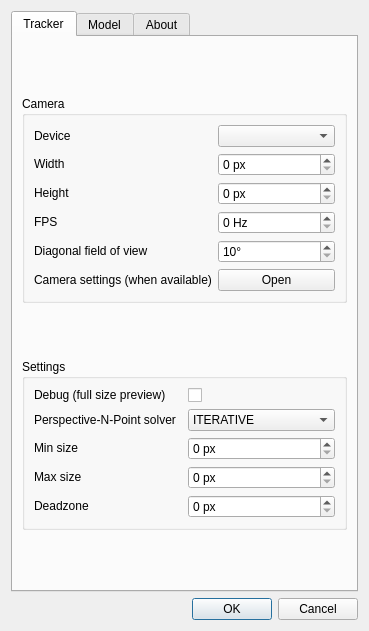
The window that tracker-easy/tracker-easy-settings.ui (opentrack/opentrack) describes before a commit, drawn with Qt 5.
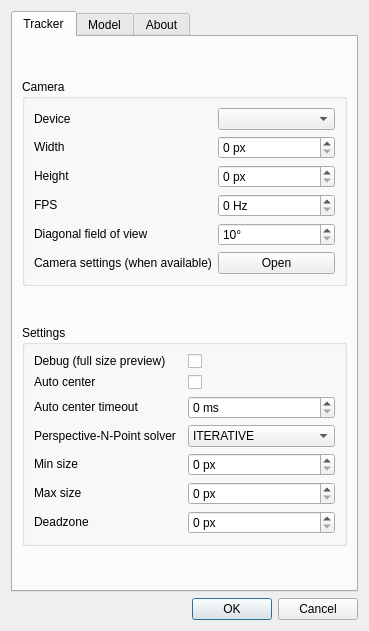
The same window after the commit. The open tabs and pages were chosen to show the change. Icons and pictures are not drawn.

Commit message: Easy Tracker: Auto center configurable from settings.

```diff
--- a/tracker-easy/tracker-easy-settings.ui
+++ b/tracker-easy/tracker-easy-settings.ui
@@ -289,8 +289,21 @@
          <property name="title">
           <string>Settings</string>
          </property>
-         <layout class="QGridLayout" name="gridLayout_7">
-          <item row="2" column="0">
+         <layout class="QGridLayout" name="gridLayout">
+          <item row="1" column="0">
+           <widget class="QLabel" name="label_5">
+            <property name="sizePolicy">
+             <sizepolicy hsizetype="Minimum" vsizetype="Maximum">
+              <horstretch>0</horstretch>
+              <verstretch>0</verstretch>
+             </sizepolicy>
+            </property>
+            <property name="text">
+             <string>Debug (full size preview)</string>
+            </property>
+           </widget>
+          </item>
+          <item row="5" column="0">
            <widget class="QLabel" name="label_7">
             <property name="sizePolicy">
              <sizepolicy hsizetype="Preferred" vsizetype="Maximum">
@@ -306,23 +319,62 @@
             </property>
            </widget>
           </item>
-          <item row="5" column="0">
-           <widget class="QLabel" name="labelDeadzone">
+          <item row="5" column="2">
+           <widget class="QSpinBox" name="mindiam_spin">
             <property name="sizePolicy">
              <sizepolicy hsizetype="Preferred" vsizetype="Maximum">
               <horstretch>0</horstretch>
               <verstretch>0</verstretch>
              </sizepolicy>
             </property>
+            <property name="toolTip">
+             <string>Minimum point diameter</string>
+            </property>
+            <property name="suffix">
+             <string> px</string>
+            </property>
+           </widget>
+          </item>
+          <item row="2" column="2">
+           <widget class="QCheckBox" name="iCheckBoxAutoCenter">
+            <property name="sizePolicy">
+             <sizepolicy hsizetype="Preferred" vsizetype="Maximum">
+              <horstretch>0</horstretch>
+              <verstretch>0</verstretch>
+             </sizepolicy>
+            </property>
             <property name="text">
-             <string>Deadzone</string>
+             <string/>
             </property>
-            <property name="buddy">
-             <cstring>maxdiam_spin</cstring>
+           </widget>
+          </item>
+          <item row="1" column="2">
+           <widget class="QCheckBox" name="debug">
+            <property name="sizePolicy">
+             <sizepolicy hsizetype="Preferred" vsizetype="Maximum">
+              <horstretch>0</horstretch>
+              <verstretch>0</verstretch>
+             </sizepolicy>
             </property>
+            <property name="text">
+             <string/>
+            </property>
            </widget>
           </item>
-          <item row="3" column="0">
+          <item row="2" column="0">
+           <widget class="QLabel" name="label_13">
+            <property name="sizePolicy">
+             <sizepolicy hsizetype="Minimum" vsizetype="Maximum">
+              <horstretch>0</horstretch>
+              <verstretch>0</verstretch>
+             </sizepolicy>
+            </property>
+            <property name="text">
+             <string>Auto center</string>
+            </property>
+           </widget>
+          </item>
+          <item row="6" column="0">
            <widget class="QLabel" name="label_8">
             <property name="sizePolicy">
              <sizepolicy hsizetype="Preferred" vsizetype="Maximum">
@@ -335,33 +387,23 @@
             </property>
            </widget>
           </item>
-          <item row="0" column="0">
-           <widget class="QLabel" name="label_5">
-            <property name="sizePolicy">
-             <sizepolicy hsizetype="Minimum" vsizetype="Maximum">
-              <horstretch>0</horstretch>
-              <verstretch>0</verstretch>
-             </sizepolicy>
-            </property>
-            <property name="text">
-             <string>Debug (full size preview)</string>
-            </property>
-           </widget>
-          </item>
-          <item row="0" column="1">
-           <widget class="QCheckBox" name="debug">
+          <item row="7" column="2">
+           <widget class="QSpinBox" name="spinDeadzone">
             <property name="sizePolicy">
              <sizepolicy hsizetype="Preferred" vsizetype="Maximum">
               <horstretch>0</horstretch>
               <verstretch>0</verstretch>
              </sizepolicy>
             </property>
-            <property name="text">
-             <string/>
+            <property name="toolTip">
+             <string>Size in pixels of half the edge defining deadzone squares around tracked points</string>
+            </property>
+            <property name="suffix">
+             <string> px</string>
             </property>
            </widget>
           </item>
-          <item row="1" column="0">
+          <item row="4" column="0">
            <widget class="QLabel" name="label_12">
             <property name="sizePolicy">
              <sizepolicy hsizetype="Minimum" vsizetype="Maximum">
@@ -374,7 +416,7 @@
             </property>
            </widget>
           </item>
-          <item row="1" column="1">
+          <item row="4" column="2">
            <widget class="QComboBox" name="comboBoxSolvers">
             <property name="sizePolicy">
              <sizepolicy hsizetype="Preferred" vsizetype="Maximum">
@@ -420,23 +462,23 @@
             </item>
            </widget>
           </item>
-          <item row="5" column="1">
-           <widget class="QSpinBox" name="spinDeadzone">
+          <item row="7" column="0">
+           <widget class="QLabel" name="labelDeadzone">
             <property name="sizePolicy">
              <sizepolicy hsizetype="Preferred" vsizetype="Maximum">
               <horstretch>0</horstretch>
               <verstretch>0</verstretch>
              </sizepolicy>
             </property>
-            <property name="toolTip">
-             <string>Size in pixels of half the edge defining deadzone squares around tracked points</string>
+            <property name="text">
+             <string>Deadzone</string>
             </property>
-            <property name="suffix">
-             <string> px</string>
+            <property name="buddy">
+             <cstring>maxdiam_spin</cstring>
             </property>
            </widget>
           </item>
-          <item row="3" column="1">
+          <item row="6" column="2">
            <widget class="QSpinBox" name="maxdiam_spin">
             <property name="sizePolicy">
              <sizepolicy hsizetype="Preferred" vsizetype="Maximum">
@@ -452,8 +494,24 @@
             </property>
            </widget>
           </item>
-          <item row="2" column="1">
-           <widget class="QSpinBox" name="mindiam_spin">
+          <item row="3" column="0">
+           <widget class="QLabel" name="label_14">
+            <property name="sizePolicy">
+             <sizepolicy hsizetype="Preferred" vsizetype="Maximum">
+              <horstretch>0</horstretch>
+              <verstretch>0</verstretch>
+             </sizepolicy>
+            </property>
+            <property name="text">
+             <string>Auto center timeout</string>
+            </property>
+            <property name="buddy">
+             <cstring>mindiam_spin</cstring>
+            </property>
+           </widget>
+          </item>
+          <item row="3" column="2">
+           <widget class="QSpinBox" name="iSpinBoxAutoCenterTimeout">
             <property name="sizePolicy">
              <sizepolicy hsizetype="Preferred" vsizetype="Maximum">
               <horstretch>0</horstretch>
@@ -464,7 +522,13 @@
              <string>Minimum point diameter</string>
             </property>
             <property name="suffix">
-             <string> px</string>
+             <string> ms</string>
+            </property>
+            <property name="maximum">
+             <number>3600000</number>
+            </property>
+            <property name="singleStep">
+             <number>500</number>
             </property>
            </widget>
           </item>
```
Left out of the diff: 7 changed lines with no effect on the pictures. The commit also changes 7 other files.
